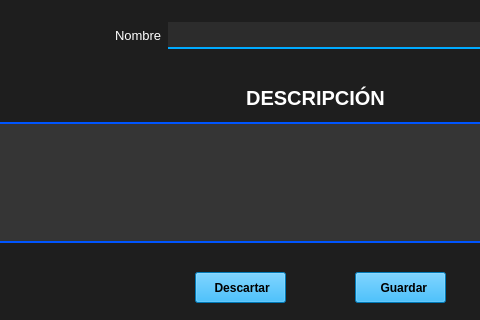
First picture: the form in vistas/agregarCiudades.ui, repository SergioR29/AdminTurismo, before the edit; both pictures show x 105 to 585 and y 328 to 648 of the 836 by 648 pixel window.
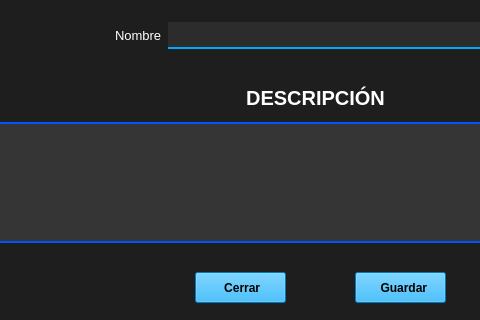
Second picture: the form after the edit. Icons and pictures are not drawn.

```diff
--- a/vistas/agregarCiudades.ui
+++ b/vistas/agregarCiudades.ui
@@ -221,11 +221,17 @@
 background-color: rgb(0, 170, 255);</string>
    </property>
    <property name="text">
-    <string> Descartar</string>
+    <string> Cerrar</string>
    </property>
    <property name="icon">
     <iconset>
-     <normaloff>../recursos/iconos/ic_descartar.png</normaloff>../recursos/iconos/ic_descartar.png</iconset>
+     <normaloff>../recursos/iconos/cerrar.png</normaloff>../recursos/iconos/cerrar.png</iconset>
+   </property>
+   <property name="iconSize">
+    <size>
+     <width>20</width>
+     <height>20</height>
+    </size>
    </property>
   </widget>
   <widget class="QLabel" name="label_2">
```
Left out of the diff: 4 changed lines with no effect on the pictures.
